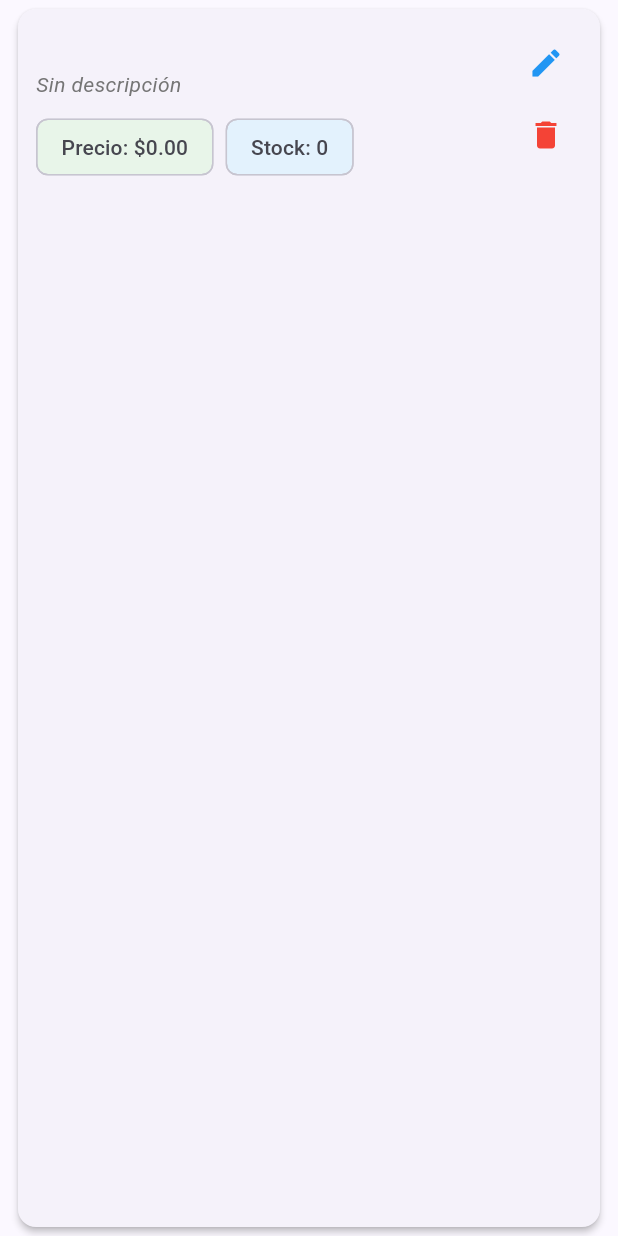
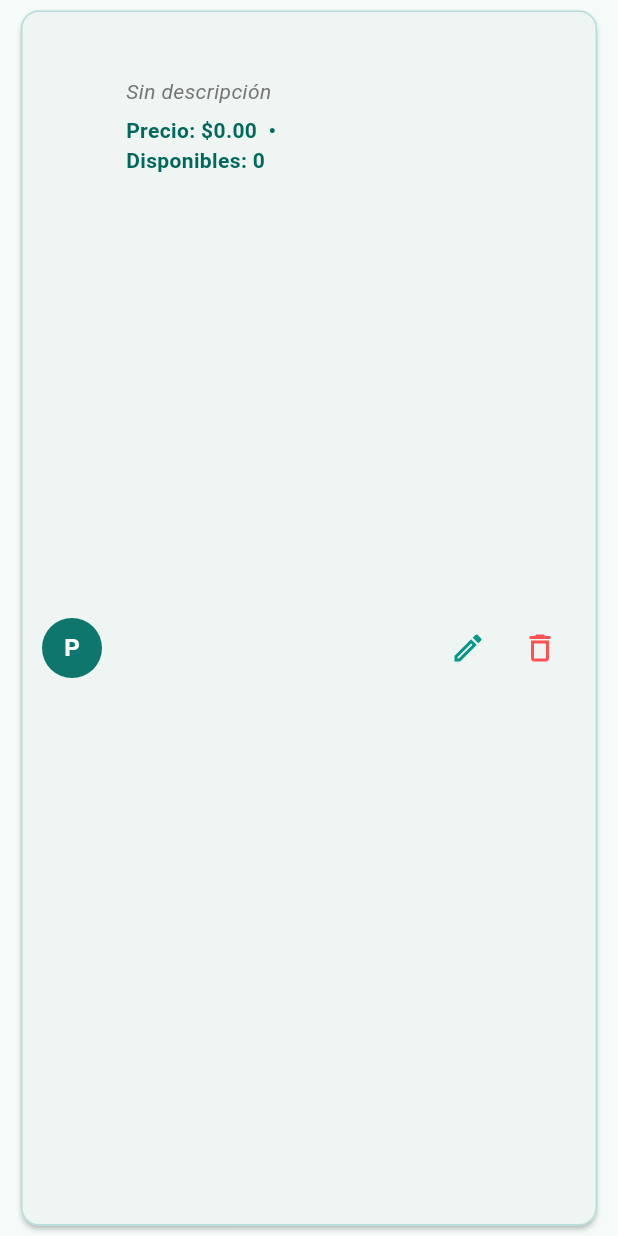
Before and after one commit to AmandaRmrz/laboratorio-inventario-sqlite, a Flutter app: the ProductoCard widget shown alone on an empty page, opened directly with empty values, on a phone screen of 412 x 824 dp. Run offline on Flutter 3.47's test engine with Material 3 defaults, Android fonts, the phone set to English and light mode, and no system bars; our stand-ins replace sqflite; accounts and stored records are empty.

Commit message:
Personalización de tema visual y diseño de tarjeta ProductoCard

```diff
--- a/lib/main.dart
+++ b/lib/main.dart
@@ -15,9 +15,17 @@ class InventarioApp extends StatelessWidget {
       title: 'Inventario',
       debugShowCheckedModeBanner: false,
       theme: ThemeData(
-        colorScheme: ColorScheme.fromSeed(seedColor: Colors.indigo),
-        useMaterial3: true,
+      colorScheme: ColorScheme.fromSeed(
+        seedColor: const Color(0xFF0F766E),
+        brightness: Brightness.light,
       ),
+      useMaterial3: true,
+      appBarTheme: const AppBarTheme(
+        backgroundColor: Color(0xFF0F766E),
+        foregroundColor: Colors.white,
+        elevation: 2,
+      ),
+),
       home: const ListaProductosScreen(),
     );
   }
--- a/lib/widgets/producto_card.dart
+++ b/lib/widgets/producto_card.dart
@@ -15,78 +15,73 @@ class ProductoCard extends StatelessWidget {
 
   @override
   Widget build(BuildContext context) {
-    final textoDescripcion = producto.descripcion.trim().isEmpty
-        ? 'Sin descripción'
-        : producto.descripcion;
+    final sinDescripcion = producto.descripcion.trim().isEmpty;
+    final textoDescripcion =
+        sinDescripcion ? 'Sin descripción' : producto.descripcion;
 
     return Card(
-      margin: const EdgeInsets.symmetric(horizontal: 12, vertical: 6),
-      elevation: 2,
-      child: Padding(
-        padding: const EdgeInsets.all(12.0),
-        child: Row(
-          crossAxisAlignment: CrossAxisAlignment.start,
-          children: [
-            Expanded(
+      margin: const EdgeInsets.symmetric(horizontal: 14, vertical: 7),
+      shape: RoundedRectangleBorder(
+        borderRadius: BorderRadius.circular(12),
+        side: BorderSide(color: Colors.teal.shade100),
+      ),
+      elevation: 1.5,
+      child: ListTile(
+        contentPadding: const EdgeInsets.symmetric(horizontal: 14, vertical: 8),
+        leading: CircleAvatar(
+          backgroundColor: const Color(0xFF0F766E),
+          foregroundColor: Colors.white,
+          child: Text(
+            producto.nombre.isNotEmpty
+                ? producto.nombre[0].toUpperCase()
+                : 'P',
+            style: const TextStyle(fontWeight: FontWeight.bold),
+          ),
+        ),
+        title: Text(
+          producto.nombre,
+          style: const TextStyle(
+            fontWeight: FontWeight.bold,
+            fontSize: 16,
+          ),
+        ),
+        subtitle: Padding(
+          padding: const EdgeInsets.only(top: 4),
           child: Column(
             crossAxisAlignment: CrossAxisAlignment.start,
             children: [
               Text(
-                    producto.nombre,
-                    style: const TextStyle(
-                      fontSize: 17,
-                      fontWeight: FontWeight.bold,
-                    ),
-                  ),
-                  const SizedBox(height: 4),
-                  Text(
                 textoDescripcion,
                 style: TextStyle(
                   fontSize: 14,
-                      color: producto.descripcion.trim().isEmpty
-                          ? Colors.grey[600]
-                          : Colors.black87,
-                      fontStyle: producto.descripcion.trim().isEmpty
-                          ? FontStyle.italic
-                          : FontStyle.normal,
+                  color: sinDescripcion ? Colors.grey[600] : Colors.black87,
+                  fontStyle:
+                      sinDescripcion ? FontStyle.italic : FontStyle.normal,
                 ),
               ),
-                  const SizedBox(height: 8),
-                  Row(
-                    children: [
-                      Chip(
-                        label: Text(
-                          'Precio: \$${producto.precio.toStringAsFixed(2)}',
-                          style: const TextStyle(fontWeight: FontWeight.w500),
+              const SizedBox(height: 6),
+              Text(
+                'Precio: \$${producto.precio.toStringAsFixed(2)}  •  Disponibles: ${producto.cantidad}',
+                style: TextStyle(
+                  fontWeight: FontWeight.w600,
+                  color: Colors.teal.shade800,
                 ),
-                        backgroundColor: Colors.green.shade50,
-                      ),
-                      const SizedBox(width: 8),
-                      Chip(
-                        label: Text(
-                          'Stock: ${producto.cantidad}',
-                          style: const TextStyle(fontWeight: FontWeight.w500),
-                        ),
-                        backgroundColor: Colors.blue.shade50,
-                      ),
-                    ],
               ),
             ],
           ),
         ),
-            Column(
+        trailing: Row(
+          mainAxisSize: MainAxisSize.min,
           children: [
             IconButton(
-                  icon: const Icon(Icons.edit, color: Colors.blue),
+              icon: const Icon(Icons.edit_outlined, color: Colors.teal),
               tooltip: 'Editar producto',
               onPressed: onEditar,
             ),
             IconButton(
-                  icon: const Icon(Icons.delete, color: Colors.red),
+              icon: const Icon(Icons.delete_outline, color: Colors.redAccent),
               tooltip: 'Eliminar producto',
               onPressed: onEliminar,
-                ),
-              ],
             ),
           ],
         ),
```
Lines whose indentation alone changed are shown as unchanged.
